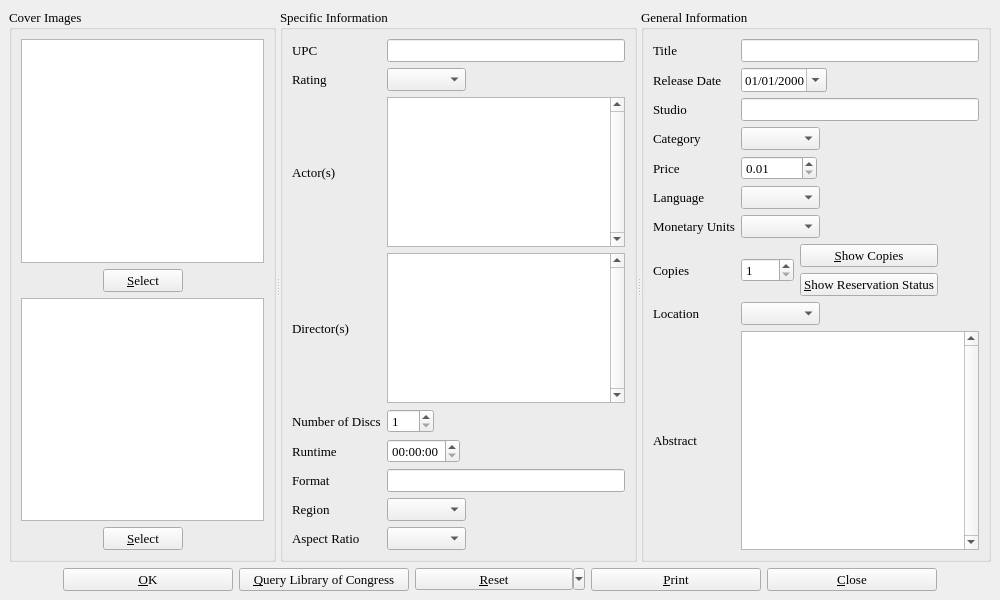
Above: dvdinfo.ui from textbrowser/biblioteq before the change. Below: the same form after it.
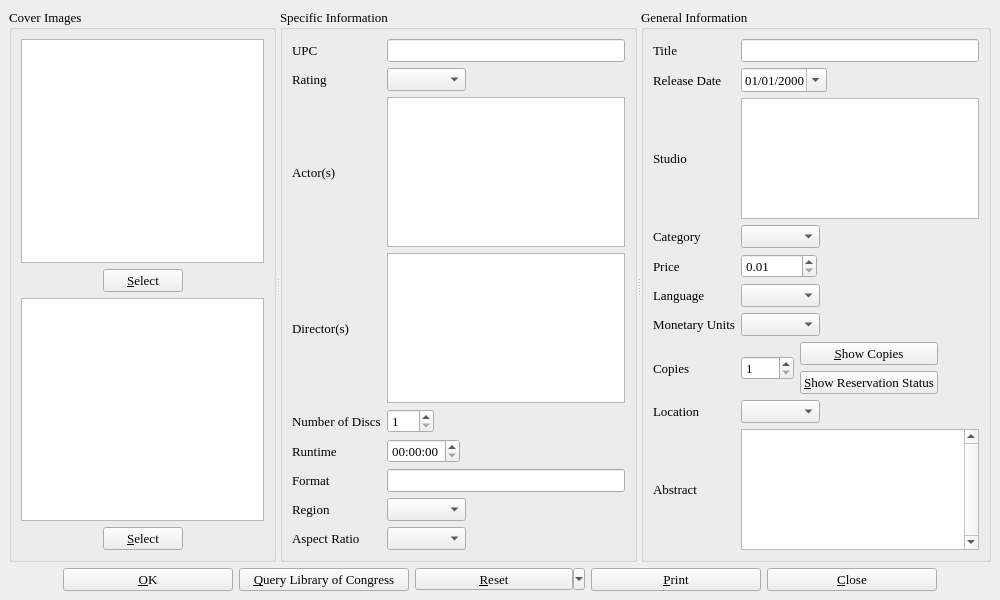
That is the form after the change. Icons and pictures are not drawn. Custom widgets are drawn as their Qt base class.

Patch:
```diff
--- a/dvdinfo.ui
+++ b/dvdinfo.ui
@@ -241,13 +241,6 @@
           </property>
          </widget>
         </item>
-        <item row="2" column="1" >
-         <widget class="QTextEdit" name="actors" >
-          <property name="verticalScrollBarPolicy" >
-           <enum>Qt::ScrollBarAlwaysOn</enum>
-          </property>
-         </widget>
-        </item>
         <item row="3" column="0" >
          <widget class="QLabel" name="label_11" >
           <property name="font" >
@@ -261,13 +254,6 @@
           </property>
          </widget>
         </item>
-        <item row="3" column="1" >
-         <widget class="QTextEdit" name="directors" >
-          <property name="verticalScrollBarPolicy" >
-           <enum>Qt::ScrollBarAlwaysOn</enum>
-          </property>
-         </widget>
-        </item>
         <item row="4" column="0" >
          <widget class="QLabel" name="label_5" >
           <property name="font" >
@@ -442,6 +428,32 @@
           </item>
          </layout>
         </item>
+        <item row="2" column="1" >
+         <widget class="hyperlinked_text_edit" name="actors" >
+          <property name="readOnly" >
+           <bool>false</bool>
+          </property>
+          <property name="textInteractionFlags" >
+           <set>Qt::LinksAccessibleByKeyboard|Qt::LinksAccessibleByMouse|Qt::NoTextInteraction|Qt::TextBrowserInteraction|Qt::TextEditable|Qt::TextEditorInteraction|Qt::TextSelectableByKeyboard|Qt::TextSelectableByMouse</set>
+          </property>
+          <property name="openLinks" >
+           <bool>false</bool>
+          </property>
+         </widget>
+        </item>
+        <item row="3" column="1" >
+         <widget class="hyperlinked_text_edit" name="directors" >
+          <property name="readOnly" >
+           <bool>false</bool>
+          </property>
+          <property name="textInteractionFlags" >
+           <set>Qt::LinksAccessibleByKeyboard|Qt::LinksAccessibleByMouse|Qt::NoTextInteraction|Qt::TextBrowserInteraction|Qt::TextEditable|Qt::TextEditorInteraction|Qt::TextSelectableByKeyboard|Qt::TextSelectableByMouse</set>
+          </property>
+          <property name="openLinks" >
+           <bool>false</bool>
+          </property>
+         </widget>
+        </item>
        </layout>
       </widget>
       <widget class="QGroupBox" name="groupBox_2" >
@@ -550,21 +562,6 @@
           </property>
          </widget>
         </item>
-        <item row="2" column="1" >
-         <widget class="QLineEdit" name="studio" >
-          <property name="font" >
-           <font>
-            <family>Times</family>
-            <pointsize>10</pointsize>
-            <weight>50</weight>
-            <italic>false</italic>
-            <bold>false</bold>
-            <underline>false</underline>
-            <strikeout>false</strikeout>
-           </font>
-          </property>
-         </widget>
-        </item>
         <item row="3" column="0" >
          <widget class="QLabel" name="label_15" >
           <property name="font" >
@@ -951,6 +948,25 @@
           </property>
          </widget>
         </item>
+        <item row="2" column="1" >
+         <widget class="hyperlinked_text_edit" name="studio" >
+          <property name="verticalScrollBarPolicy" >
+           <enum>Qt::ScrollBarAlwaysOff</enum>
+          </property>
+          <property name="horizontalScrollBarPolicy" >
+           <enum>Qt::ScrollBarAlwaysOff</enum>
+          </property>
+          <property name="readOnly" >
+           <bool>false</bool>
+          </property>
+          <property name="textInteractionFlags" >
+           <set>Qt::LinksAccessibleByKeyboard|Qt::LinksAccessibleByMouse|Qt::NoTextInteraction|Qt::TextBrowserInteraction|Qt::TextEditable|Qt::TextEditorInteraction|Qt::TextSelectableByKeyboard|Qt::TextSelectableByMouse</set>
+          </property>
+          <property name="openLinks" >
+           <bool>false</bool>
+          </property>
+         </widget>
+        </item>
        </layout>
       </widget>
      </widget>
@@ -1128,6 +1144,11 @@
    <extends>QGraphicsView</extends>
    <header>image_drop_site.h</header>
   </customwidget>
+  <customwidget>
+   <class>hyperlinked_text_edit</class>
+   <extends>QTextBrowser</extends>
+   <header>hyperlinked_text_edit.h</header>
+  </customwidget>
  </customwidgets>
  <tabstops>
   <tabstop>front_image</tabstop>
```
